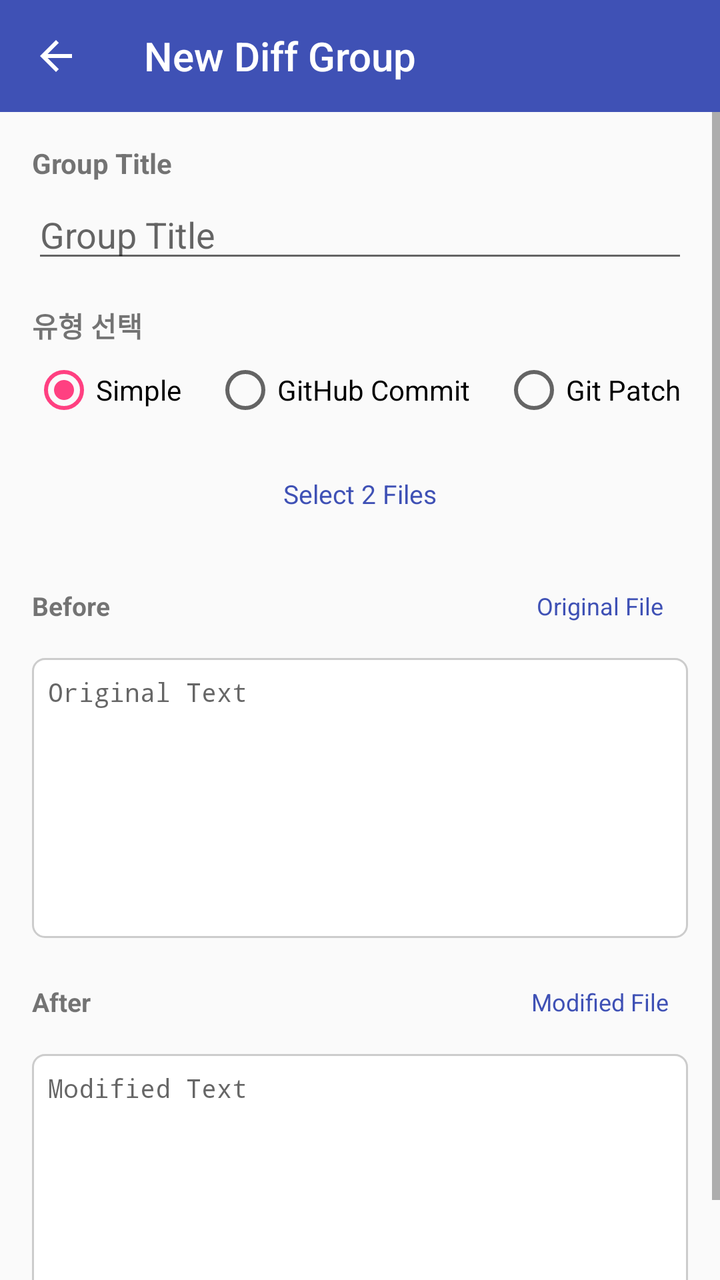
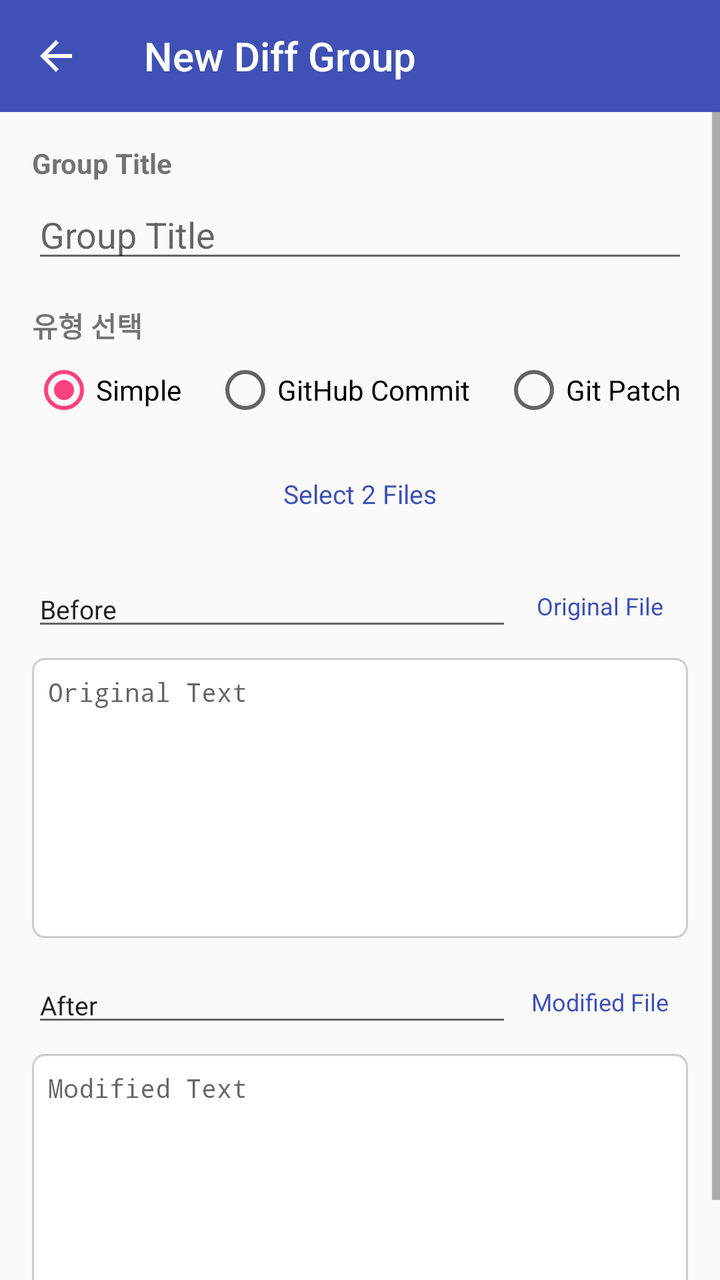

Screens rendered from an Android XML layout before and after an edit, with the pre-edit source and the edit as a unified diff.
<!-- AndroidManifest.xml: application theme Theme.SplitDiff -->
<!-- res/layout/fragment_enter_diff_group.xml -->
<?xml version="1.0" encoding="utf-8"?>
<LinearLayout xmlns:android="http://schemas.android.com/apk/res/android"
    xmlns:app="http://schemas.android.com/apk/res-auto"
    android:layout_width="match_parent"
    android:layout_height="match_parent"
    android:orientation="vertical"
    android:background="?android:colorBackground"
    android:clickable="true"
    android:focusable="true">

    <androidx.appcompat.widget.Toolbar
        android:id="@+id/toolbar"
        android:layout_width="match_parent"
        android:layout_height="?attr/actionBarSize"
        android:background="?attr/colorPrimary"
        android:theme="@style/ThemeOverlay.AppCompat.Dark.ActionBar"
        app:title="@string/title_enter_diff_group"
        app:titleTextColor="@android:color/white"
        app:navigationIcon="@drawable/ic_arrow_back" />

    <ScrollView
        android:layout_width="match_parent"
        android:layout_height="0dp"
        android:layout_weight="1"
        android:fillViewport="true">

        <LinearLayout
            android:layout_width="match_parent"
            android:layout_height="match_parent"
            android:orientation="vertical"
            android:padding="16dp">

            <TextView
                android:layout_width="wrap_content"
                android:layout_height="wrap_content"
                android:text="@string/hint_group_title"
                android:textStyle="bold"
                android:textSize="14sp" />

            <EditText
                android:id="@+id/etGroupTitle"
                android:layout_width="match_parent"
                android:layout_height="wrap_content"
                android:layout_marginTop="4dp"
                android:hint="@string/hint_group_title"
                android:singleLine="true" />

            <TextView
                android:layout_width="wrap_content"
                android:layout_height="wrap_content"
                android:layout_marginTop="16dp"
                android:text="유형 선택"
                android:textStyle="bold"
                android:textSize="14sp" />

            <RadioGroup
                android:id="@+id/rgType"
                android:layout_width="match_parent"
                android:layout_height="wrap_content"
                android:layout_marginTop="6dp"
                android:orientation="horizontal">

                <RadioButton
                    android:id="@+id/rbSimple"
                    android:layout_width="wrap_content"
                    android:layout_height="wrap_content"
                    android:text="@string/tab_simple"
                    android:checked="true" />

                <RadioButton
                    android:id="@+id/rbCommitUrl"
                    android:layout_width="wrap_content"
                    android:layout_height="wrap_content"
                    android:layout_marginStart="16dp"
                    android:text="@string/tab_commit_url" />

                <RadioButton
                    android:id="@+id/rbGitPatch"
                    android:layout_width="wrap_content"
                    android:layout_height="wrap_content"
                    android:layout_marginStart="16dp"
                    android:text="@string/tab_git_patch" />
            </RadioGroup>

            
            <LinearLayout
                android:id="@+id/llSimpleLayout"
                android:layout_width="match_parent"
                android:layout_height="0dp"
                android:layout_weight="1"
                android:layout_marginTop="12dp"
                android:orientation="vertical">

                <Button
                    android:id="@+id/btnPickTwoFilesSimple"
                    style="@style/App.Button.OutlinedButton"
                    android:layout_width="match_parent"
                    android:layout_height="wrap_content"
                    android:layout_marginBottom="8dp"
                    android:text="@string/btn_pick_two_files"
                    android:textSize="13sp" />

                <LinearLayout
                    android:layout_width="match_parent"
                    android:layout_height="wrap_content"
                    android:orientation="horizontal"
                    android:gravity="center_vertical">

                    <TextView
                        android:layout_width="0dp"
                        android:layout_weight="1"
                        android:layout_height="wrap_content"
                        android:text="@string/label_before"
                        android:textStyle="bold"
                        android:textSize="13sp" />

                    <Button
                        android:id="@+id/btnPickBeforeFile"
                        style="@style/App.Button.TextButton"
                        android:layout_width="wrap_content"
                        android:layout_height="wrap_content"
                        android:text="@string/btn_pick_before_file"
                        android:textSize="12sp" />
                </LinearLayout>

                <EditText
                    android:id="@+id/etSimpleBefore"
                    android:layout_width="match_parent"
                    android:layout_height="0dp"
                    android:layout_weight="1"
                    android:minHeight="140dp"
                    android:layout_marginTop="2dp"
                    android:hint="@string/hint_before_text"
                    android:gravity="top|start"
                    android:textSize="13sp"
                    android:fontFamily="monospace"
                    android:background="@drawable/bg_edit_box"
                    android:padding="8dp" />

                <LinearLayout
                    android:layout_width="match_parent"
                    android:layout_height="wrap_content"
                    android:layout_marginTop="8dp"
                    android:orientation="horizontal"
                    android:gravity="center_vertical">

                    <TextView
                        android:layout_width="0dp"
                        android:layout_weight="1"
                        android:layout_height="wrap_content"
                        android:text="@string/label_after"
                        android:textStyle="bold"
                        android:textSize="13sp" />

                    <Button
                        android:id="@+id/btnPickAfterFile"
                        style="@style/App.Button.TextButton"
                        android:layout_width="wrap_content"
                        android:layout_height="wrap_content"
                        android:text="@string/btn_pick_after_file"
                        android:textSize="12sp" />
                </LinearLayout>

                <EditText
                    android:id="@+id/etSimpleAfter"
                    android:layout_width="match_parent"
                    android:layout_height="0dp"
                    android:layout_weight="1"
                    android:minHeight="140dp"
                    android:layout_marginTop="2dp"
                    android:hint="@string/hint_after_text"
                    android:gravity="top|start"
                    android:textSize="13sp"
                    android:fontFamily="monospace"
                    android:background="@drawable/bg_edit_box"
                    android:padding="8dp" />
            </LinearLayout>

            
            <LinearLayout
                android:id="@+id/llCommitUrlLayout"
                android:layout_width="match_parent"
                android:layout_height="wrap_content"
                android:layout_marginTop="12dp"
                android:orientation="vertical"
                android:visibility="gone">

                <TextView
                    android:layout_width="wrap_content"
                    android:layout_height="wrap_content"
                    android:text="@string/hint_commit_url"
                    android:textStyle="bold"
                    android:textSize="13sp" />

                <EditText
                    android:id="@+id/etCommitUrl"
                    android:layout_width="match_parent"
                    android:layout_height="wrap_content"
                    android:layout_marginTop="4dp"
                    android:hint="https://github.com/dajkim76/Simple-Music-Player/commit/891dd9032fb7b6264563c67722b91f9d77beaba5"
                    android:singleLine="true"
                    android:textSize="13sp" />
            </LinearLayout>

            
            <LinearLayout
                android:id="@+id/llGitPatchLayout"
                android:layout_width="match_parent"
                android:layout_height="0dp"
                android:layout_weight="1"
                android:layout_marginTop="12dp"
                android:orientation="vertical"
                android:visibility="gone">

                <LinearLayout
                    android:layout_width="match_parent"
                    android:layout_height="wrap_content"
                    android:orientation="horizontal"
                    android:gravity="center_vertical">

                    <TextView
                        android:layout_width="0dp"
                        android:layout_weight="1"
                        android:layout_height="wrap_content"
                        android:text="@string/hint_git_patch"
                        android:textStyle="bold"
                        android:textSize="13sp" />

                    <Button
                        android:id="@+id/btnPickPatchFile"
                        style="@style/App.Button.OutlinedButton"
                        android:layout_width="wrap_content"
                        android:layout_height="wrap_content"
                        android:text="@string/btn_pick_file"
                        android:textSize="12sp" />
                </LinearLayout>

                <EditText
                    android:id="@+id/etGitPatch"
                    android:layout_width="match_parent"
                    android:layout_height="0dp"
                    android:layout_weight="1"
                    android:minHeight="220dp"
                    android:layout_marginTop="4dp"
                    android:hint="diff --git a/file b/file\n..."
                    android:gravity="top|start"
                    android:textSize="12sp"
                    android:fontFamily="monospace"
                    android:background="@drawable/bg_edit_box"
                    android:padding="8dp" />
            </LinearLayout>

            <ProgressBar
                android:id="@+id/progressBar"
                android:layout_width="wrap_content"
                android:layout_height="wrap_content"
                android:layout_gravity="center"
                android:layout_marginTop="16dp"
                android:visibility="gone" />

        </LinearLayout>
    </ScrollView>

</LinearLayout>
<!-- resources referenced by this layout -->
<resources>
  <!-- drawable bg_edit_box (drawable) -->
  <?xml version="1.0" encoding="utf-8"?>
  <shape xmlns:android="http://schemas.android.com/apk/res/android"
      android:shape="rectangle">
      <solid android:color="@color/edit_box_bg" />
      <stroke
          android:width="1dp"
          android:color="@color/edit_box_stroke" />
      <corners android:radius="6dp" />
  </shape>
  <!-- drawable ic_arrow_back (drawable) -->
  <vector xmlns:android="http://schemas.android.com/apk/res/android"
      android:width="24dp"
      android:height="24dp"
      android:viewportWidth="24"
      android:viewportHeight="24">
      <path
          android:fillColor="#FFFFFFFF"
          android:pathData="M20,11H7.83l5.59,-5.59L12,4l-8,8 8,8 1.41,-1.41L7.83,13H20v-2z"/>
  </vector>
  <string name="btn_pick_after_file">Modified File</string>
  <string name="btn_pick_before_file">Original File</string>
  <string name="btn_pick_file">Select File</string>
  <string name="btn_pick_two_files">Select 2 Files</string>
  <string name="hint_after_text">Modified Text</string>
  <string name="hint_before_text">Original Text</string>
  <string name="hint_commit_url">GitHub Commit URL</string>
  <string name="hint_git_patch">Git Patch Text</string>
  <string name="hint_group_title">Group Title</string>
  <string name="label_after">After</string>
  <string name="label_before">Before</string>
  <string name="tab_commit_url">GitHub Commit</string>
  <string name="tab_git_patch">Git Patch</string>
  <string name="tab_simple">Simple</string>
  <string name="title_enter_diff_group">New Diff Group</string>
  <style name="App.Button.OutlinedButton" parent="Widget.MaterialComponents.Button.OutlinedButton">
          <item name="android:textColor">@color/button_text_color</item>
          <item name="iconTint">@color/button_text_color</item>
          <item name="strokeColor">@color/button_text_color</item>
      </style>
  <style name="App.Button.TextButton" parent="Widget.MaterialComponents.Button.TextButton">
          <item name="android:textColor">@color/button_text_color</item>
          <item name="iconTint">@color/button_text_color</item>
      </style>
  <style name="Theme.SplitDiff" parent="Theme.AppCompat.DayNight.NoActionBar">
          <item name="colorPrimary">@color/colorPrimary</item>
          <item name="colorPrimaryDark">@color/colorPrimaryDark</item>
          <item name="colorAccent">@color/colorAccent</item>
      </style>
  <color name="edit_box_bg">#FFFFFF</color>
  <color name="edit_box_stroke">#CCCCCC</color>
  <color name="button_text_color">#3F51B5</color>
  <color name="colorPrimary">#3F51B5</color>
  <color name="colorPrimaryDark">#303F9F</color>
  <color name="colorAccent">#FF4081</color>
</resources>

<!-- the commit's change to res/layout/fragment_enter_diff_group.xml (unified diff, before → after) -->
@@ -106,12 +106,13 @@
                     android:orientation="horizontal"
                     android:gravity="center_vertical">
 
-                    <TextView
+                    <EditText
+                        android:id="@+id/beforeTitle"
                         android:layout_width="0dp"
                         android:layout_weight="1"
                         android:layout_height="wrap_content"
+                        android:singleLine="true"
                         android:text="@string/label_before"
-                        android:textStyle="bold"
                         android:textSize="13sp" />
 
                     <Button
@@ -144,12 +145,13 @@
                     android:orientation="horizontal"
                     android:gravity="center_vertical">
 
-                    <TextView
+                    <EditText
+                        android:id="@+id/afterTitle"
                         android:layout_width="0dp"
                         android:layout_weight="1"
                         android:layout_height="wrap_content"
+                        android:singleLine="true"
                         android:text="@string/label_after"
-                        android:textStyle="bold"
                         android:textSize="13sp" />
 
                     <Button
